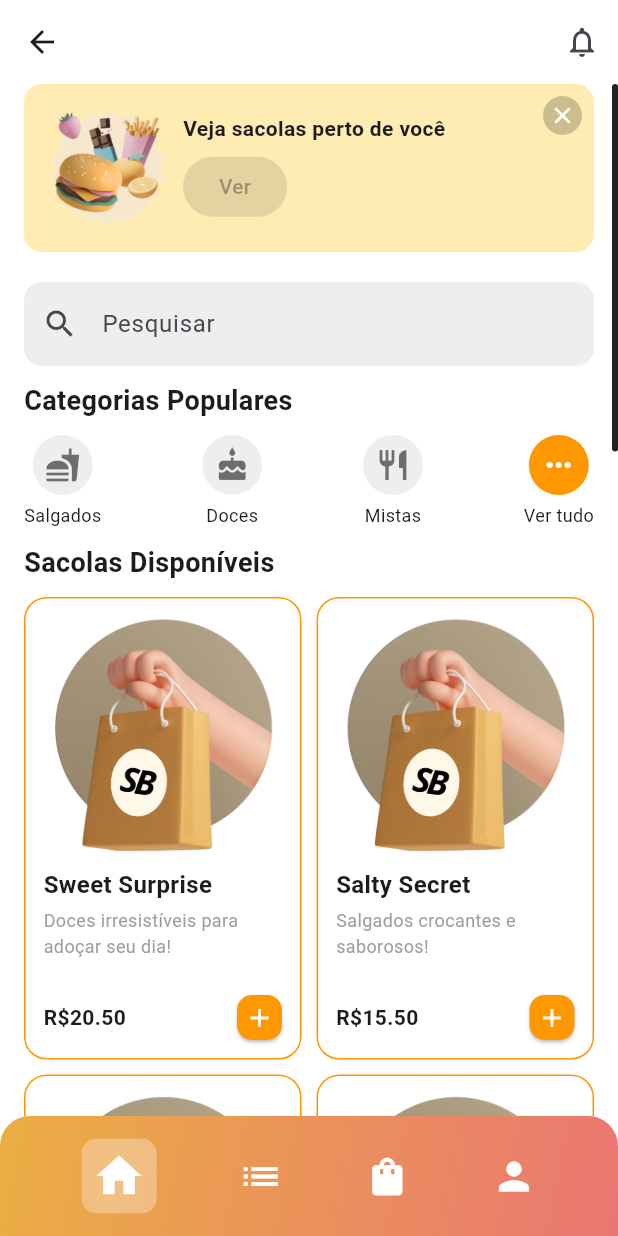
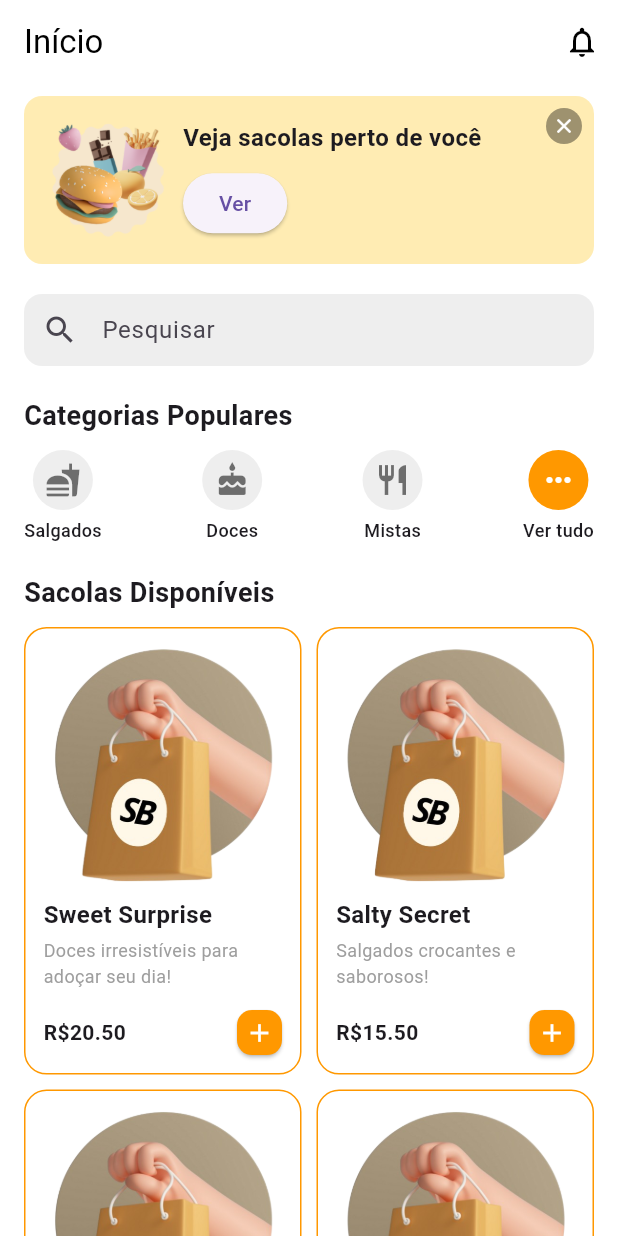
Before and after one commit to Sustenta-Bag/Sustenta-Bag-user, a Flutter app: the DashboardScreen screen opened directly, on a phone screen of 412 x 824 dp. Run offline on Flutter 3.47's test engine with Material 3 defaults, Android fonts, the phone set to English and light mode, and no system bars; our stand-ins replace video_player.

Commit message:
feat: fix home routing and unify tab-based navigation

```diff
--- a/frontend/sustenta_bag_application/lib/screens/homeScreen.dart
+++ b/frontend/sustenta_bag_application/lib/screens/homeScreen.dart
@@ -1,18 +1,16 @@
 import 'package:flutter/material.dart';
-import '../components/navbar.dart';
 import '../components/bagCard.dart';
 
 class DashboardScreen extends StatefulWidget {
-  const DashboardScreen({super.key});
+  const DashboardScreen({Key? key}) : super(key: key);
 
   @override
-  _DashboardScreenState createState() => _DashboardScreenState();
+  State<DashboardScreen> createState() => _DashboardScreenState();
 }
 
 class _DashboardScreenState extends State<DashboardScreen> {
   String selectedCategory = 'Ver tudo';
   bool showBanner = true;
-  bool categorySelected = true;
 
   final List<Map<String, dynamic>> bags = [
      {
@@ -90,10 +88,8 @@ class _DashboardScreenState extends State<DashboardScreen> {
   ];
 
   List<Map<String, dynamic>> get filteredBags {
-    if (selectedCategory == 'Ver tudo') {
-      return bags;
-    }
-    return bags.where((bag) => bag['category'] == selectedCategory).toList();
+    if (selectedCategory == 'Ver tudo') return bags;
+    return bags.where((b) => b['category'] == selectedCategory).toList();
   }
 
   @override
@@ -101,25 +97,18 @@ class _DashboardScreenState extends State<DashboardScreen> {
     return Scaffold(
       backgroundColor: Colors.white,
       appBar: AppBar(
+        title: const Text('Início', style: TextStyle(color: Colors.black)),
+        backgroundColor: Colors.white,
         elevation: 0,
-        backgroundColor: Colors.white,
         actions: [
           IconButton(
-            icon: const Icon(Icons.notifications_none),
+            icon: const Icon(Icons.notifications_none, color: Colors.black),
             onPressed: () {},
           ),
         ],
       ),
-      body: ScrollbarTheme(
-        data: ScrollbarThemeData(
-          thumbColor: MaterialStateProperty.all(Colors.black87),
-          thickness: MaterialStateProperty.all(4),
-          radius: const Radius.circular(8),
-        ),
-        child: Scrollbar(
-          thumbVisibility: true,
-          child: SingleChildScrollView(
-            padding: const EdgeInsets.only(left: 16, right: 16, bottom: 8),
+      body: SingleChildScrollView(
+        padding: const EdgeInsets.symmetric(horizontal: 16, vertical: 8),
         child: Column(
           crossAxisAlignment: CrossAxisAlignment.start,
           children: [
@@ -127,7 +116,7 @@ class _DashboardScreenState extends State<DashboardScreen> {
               Stack(
                 children: [
                   Container(
-                        padding: const EdgeInsets.all(16.0),
+                    padding: const EdgeInsets.all(16),
                     decoration: BoxDecoration(
                       color: Colors.amber[100],
                       borderRadius: BorderRadius.circular(12),
@@ -136,19 +125,23 @@ class _DashboardScreenState extends State<DashboardScreen> {
                       children: [
                         Image.asset('assets/foods.png', width: 80),
                         const SizedBox(width: 10),
-                            const Expanded(
+                        Expanded(
                           child: Column(
                             crossAxisAlignment: CrossAxisAlignment.start,
                             children: [
-                                  Text(
+                              const Text(
                                 'Veja sacolas perto de você',
-                                    style:
-                                        TextStyle(fontWeight: FontWeight.bold),
+                                style: TextStyle(
+                                  fontWeight: FontWeight.bold,
+                                  fontSize: 16,
                                 ),
-                                  SizedBox(height: 5),
+                              ),
+                              const SizedBox(height: 8),
                               ElevatedButton(
-                                    onPressed: null,
-                                    child: Text('Ver'),
+                                onPressed: () {
+                                  // ação futura
+                                },
+                                child: const Text('Ver'),
                               ),
                             ],
                           ),
@@ -160,22 +153,11 @@ class _DashboardScreenState extends State<DashboardScreen> {
                     right: 8,
                     top: 8,
                     child: GestureDetector(
-                          onTap: () {
-                            setState(() {
-                              showBanner = false;
-                            });
-                          },
-                          child: Container(
-                            decoration: BoxDecoration(
-                              shape: BoxShape.circle,
-                              color: Colors.black.withOpacity(0.2),
-                            ),
-                            padding: const EdgeInsets.all(4),
-                            child: const Icon(
-                              Icons.close,
-                              color: Colors.white,
-                              size: 18,
-                            ),
+                      onTap: () => setState(() => showBanner = false),
+                      child: const CircleAvatar(
+                        radius: 12,
+                        backgroundColor: Colors.black38,
+                        child: Icon(Icons.close, color: Colors.white, size: 16),
                       ),
                     ),
                   ),
@@ -185,16 +167,17 @@ class _DashboardScreenState extends State<DashboardScreen> {
             TextField(
               decoration: InputDecoration(
                 hintText: 'Pesquisar',
-                    prefixIcon: Icon(Icons.search),
+                prefixIcon: const Icon(Icons.search),
+                filled: true,
+                fillColor: Colors.grey[200],
+                contentPadding: const EdgeInsets.symmetric(vertical: 0),
                 border: OutlineInputBorder(
                   borderRadius: BorderRadius.circular(12),
                   borderSide: BorderSide.none,
                 ),
-                    filled: true,
-                    fillColor: Colors.grey[200],
               ),
             ),
-                const SizedBox(height: 10),
+            const SizedBox(height: 20),
             const Text(
               'Categorias Populares',
               style: TextStyle(fontSize: 18, fontWeight: FontWeight.bold),
@@ -209,21 +192,24 @@ class _DashboardScreenState extends State<DashboardScreen> {
                 _buildCategory('Ver tudo', Icons.more_horiz),
               ],
             ),
-                const SizedBox(height: 10),
-                if (categorySelected) ...[
+            const SizedBox(height: 20),
             const Text(
               'Sacolas Disponíveis',
               style: TextStyle(fontSize: 18, fontWeight: FontWeight.bold),
             ),
             const SizedBox(height: 10),
-                  GridView.count(
-                    crossAxisCount: 2,
-                    mainAxisSpacing: 10,
-                    crossAxisSpacing: 10,
-                    childAspectRatio: 0.6,
+            GridView.builder(
               shrinkWrap: true,
               physics: const NeverScrollableScrollPhysics(),
-                    children: filteredBags.map((bag) {
+              itemCount: filteredBags.length,
+              gridDelegate: const SliverGridDelegateWithFixedCrossAxisCount(
+                crossAxisCount: 2,
+                childAspectRatio: 0.62,
+                crossAxisSpacing: 10,
+                mainAxisSpacing: 10,
+              ),
+              itemBuilder: (_, index) {
+                final bag = filteredBags[index];
                 return BagCard(
                   id: bag['id'],
                   imagePath: bag['imagePath'],
@@ -232,61 +218,31 @@ class _DashboardScreenState extends State<DashboardScreen> {
                   price: bag['price'],
                   category: bag['category'],
                 );
-                    }).toList(),
+              },
             ),
           ],
-              ],
         ),
-          ),
-        ),
-      ),
-      bottomNavigationBar: BottomNavBar(
-        currentIndex: 0,
-        onItemSelected: (index) {
-          switch (index) {
-            case 0:
-              Navigator.pushNamed(context, '/home');
-              break;
-            case 1:
-              Navigator.pushNamed(context, '/history');
-              break;
-            case 2:
-              Navigator.pushNamed(context, '/bag');
-              break;
-            case 3:
-              Navigator.pushNamed(context, '/profile');
-              break;
-          }
-        },
       ),
     );
   }
 
   Widget _buildCategory(String title, IconData icon) {
+    final isSelected = selectedCategory == title;
     return GestureDetector(
-      onTap: () {
-        setState(() {
-          selectedCategory = title;
-          categorySelected = true;
-        });
-      },
+      onTap: () => setState(() => selectedCategory = title),
       child: Column(
         children: [
           CircleAvatar(
-            backgroundColor:
-                selectedCategory == title ? Colors.orange : Colors.grey[200],
+            backgroundColor: isSelected ? Colors.orange : Colors.grey[200],
             child: Icon(
               icon,
-              color: selectedCategory == title ? Colors.white : Colors.black54,
+              color: isSelected ? Colors.white : Colors.black54,
             ),
           ),
           const SizedBox(height: 5),
           Text(
             title,
-            style: const TextStyle(
-              fontSize: 12,
-              fontWeight: FontWeight.normal,
-            ),
+            style: const TextStyle(fontSize: 12, fontWeight: FontWeight.w500),
           ),
         ],
       ),
```
Also changed, not shown: frontend/sustenta_bag_application/lib/AppShell.dart (added, +38 -0 lines), frontend/sustenta_bag_application/lib/main.dart (+21 -50 lines), frontend/sustenta_bag_application/lib/screens/bag/BagScreen.dart (+1 -22 lines), frontend/sustenta_bag_application/lib/screens/history/HistoryScreen.dart (+1 -24 lines), frontend/sustenta_bag_application/lib/screens/profileScreen.dart (+2 -24 lines). Lines whose indentation alone changed are shown as unchanged.
